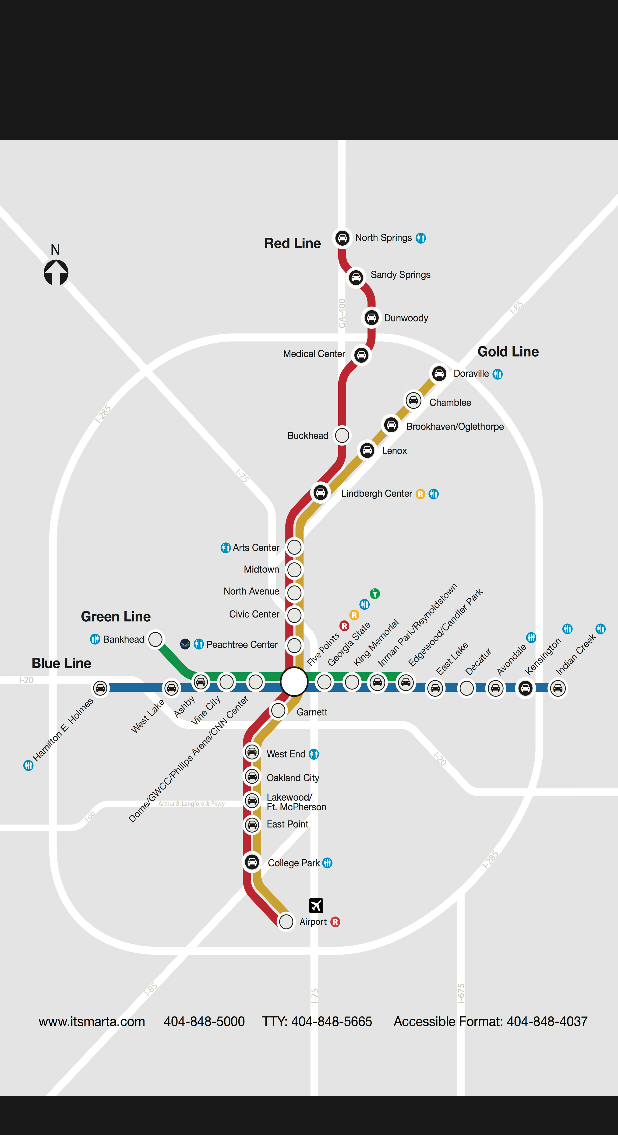
After one commit to sh0vel/TrainTimes, an Android app: the MartaMapActivity screen opened directly, with no data from a screen before it, on a phone screen of 412 x 824 dp. The commit adds this screen. Shown: the top 1135 px of the screen. Run offline under Robolectric (Android 15) with nearby library versions, the phone set to English and light mode, and no system bars.

Commit message:
added martas rail map

```diff
--- /dev/null
+++ b/app/src/main/java/com/app/shovonh/traintimes/MartaMapActivity.java
@@ -0,0 +1,24 @@
+package com.app.shovonh.traintimes;
+
+import android.os.Build;
+import android.os.Bundle;
+import android.support.v7.app.AppCompatActivity;
+import android.view.View;
+import android.view.WindowManager;
+
+public class MartaMapActivity extends AppCompatActivity {
+
+    @Override
+    protected void onCreate(Bundle savedInstanceState) {
+        super.onCreate(savedInstanceState);
+        if (Build.VERSION.SDK_INT < 16) {
+            getWindow().setFlags(WindowManager.LayoutParams.FLAG_FULLSCREEN,
+                    WindowManager.LayoutParams.FLAG_FULLSCREEN);
+        }else{
+            View decorView = getWindow().getDecorView();
+            int uiOptions = View.SYSTEM_UI_FLAG_FULLSCREEN;
+            decorView.setSystemUiVisibility(uiOptions);
+        }
+        setContentView(R.layout.activity_marta_map);
+    }
+}
--- /dev/null
+++ b/app/src/main/res/layout/activity_marta_map.xml
@@ -0,0 +1,16 @@
+<?xml version="1.0" encoding="utf-8"?>
+<FrameLayout xmlns:android="http://schemas.android.com/apk/res/android"
+    xmlns:tools="http://schemas.android.com/tools"
+    xmlns:app="http://schemas.android.com/apk/res-auto"
+    android:layout_width="match_parent"
+    android:layout_height="match_parent"
+    tools:context="com.app.shovonh.traintimes.MartaMapActivity"
+    android:background="#E6000000">
+
+    <ImageView
+        android:id="@+id/marta_map"
+        android:layout_width="match_parent"
+        android:layout_height="match_parent"
+        app:srcCompat="@drawable/marta_map"/>
+
+</FrameLayout>
```
Also changed, not shown: app/src/main/AndroidManifest.xml (+3 -4 lines), app/src/main/java/com/app/shovonh/traintimes/TopTrainsActivity.java (+2 -6 lines), app/src/main/res/drawable-nodpi/marta_map.jpg (added).
